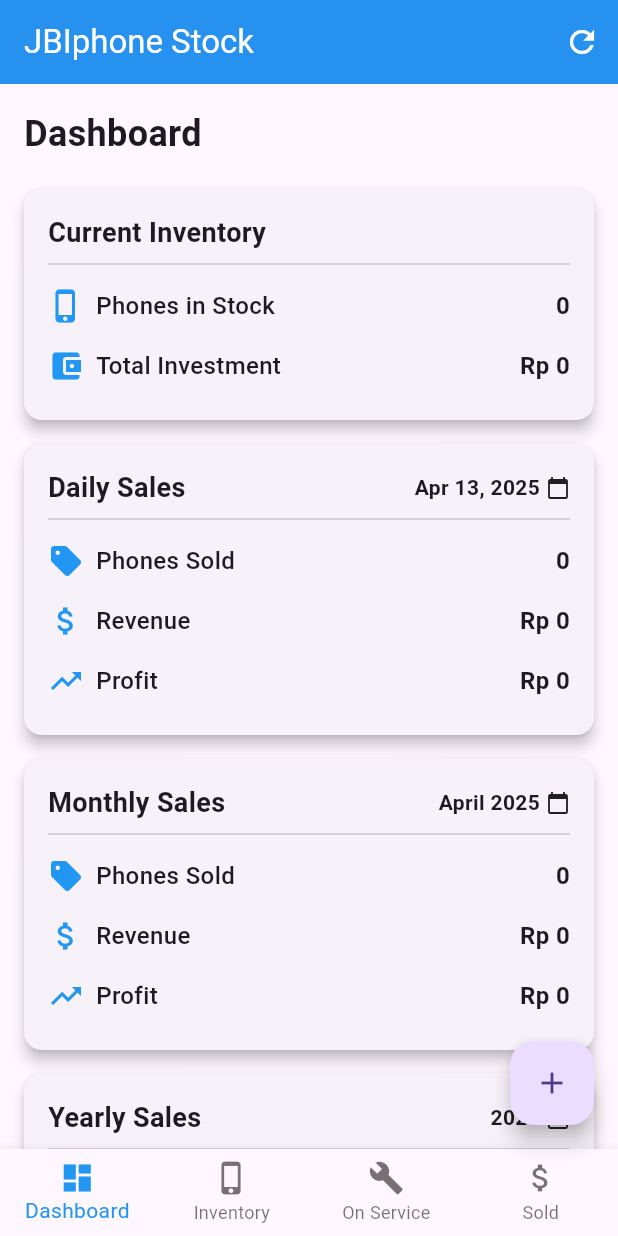
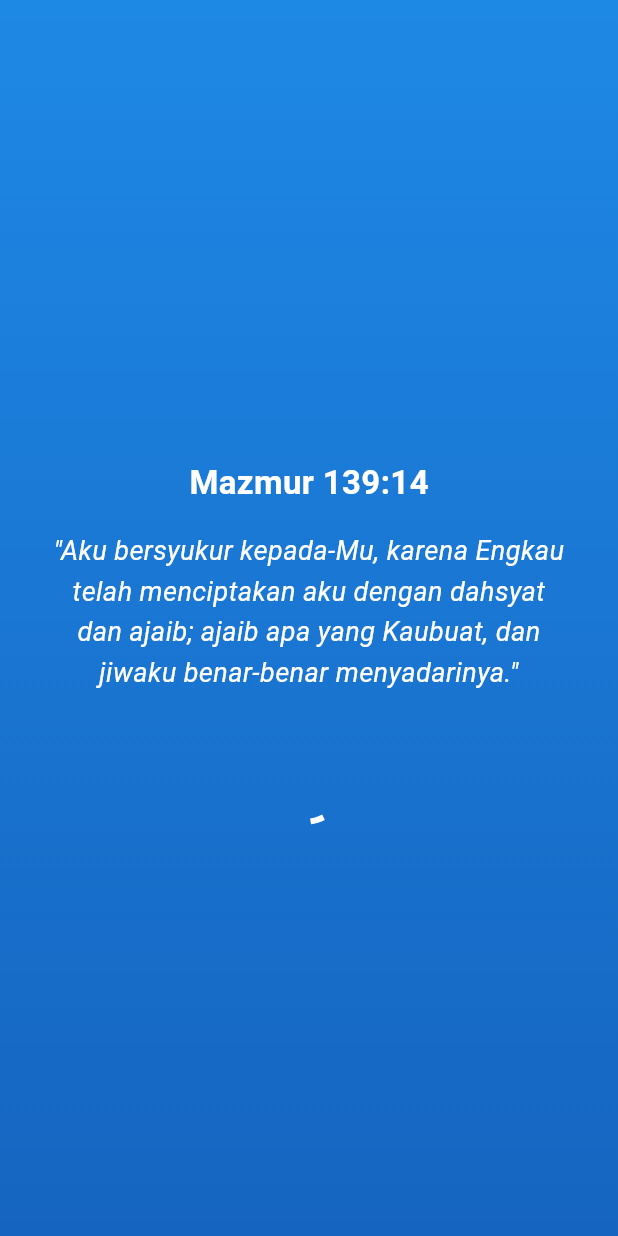
Before and after one commit to kurniawansivan/jbiphone-stock, a Flutter app: the screen it shows after launch, on a phone screen of 412 x 824 dp. Run offline on Flutter 3.47's test engine with Material 2 defaults, Android fonts, the phone set to English and light mode, and no system bars; our stand-ins replace sqflite; accounts and stored records are empty.

Commit message:
Feat: Splash Screen

```diff
--- a/lib/main.dart
+++ b/lib/main.dart
@@ -2,7 +2,7 @@
 import 'package:provider/provider.dart';
 import 'providers/phone_provider.dart';
 import 'providers/stats_provider.dart';
-import 'screens/home_screen.dart';
+import 'screens/splash_screen.dart'; // Changed to import splash screen
 
 void main() {
   runApp(const MyApp());
@@ -35,7 +35,7 @@
             ),
           ),
         ),
-        home: const HomeScreen(),
+        home: const SplashScreen(), // Changed to start with splash screen
         debugShowCheckedModeBanner: false,
       ),
     );
--- /dev/null
+++ b/lib/screens/splash_screen.dart
@@ -0,0 +1,85 @@
+import 'dart:async';
+import 'package:flutter/material.dart';
+import 'home_screen.dart';
+
+class SplashScreen extends StatefulWidget {
+  const SplashScreen({super.key});
+
+  @override
+  State<SplashScreen> createState() => _SplashScreenState();
+}
+
+class _SplashScreenState extends State<SplashScreen> {
+  @override
+  void initState() {
+    super.initState();
+
+    // Set timer to navigate to HomeScreen after 3 seconds
+    Timer(const Duration(seconds: 10), () {
+      Navigator.pushReplacement(
+        context,
+        MaterialPageRoute(builder: (context) => const HomeScreen()),
+      );
+    });
+  }
+
+  @override
+  Widget build(BuildContext context) {
+    return Scaffold(
+      body: Container(
+        width: double.infinity,
+        height: double.infinity,
+        decoration: const BoxDecoration(
+          // Optional: Add a nice gradient background
+          gradient: LinearGradient(
+            begin: Alignment.topCenter,
+            end: Alignment.bottomCenter,
+            colors: [Color(0xFF1E88E5), Color(0xFF1565C0)],
+          ),
+        ),
+        child: Center(
+          child: Padding(
+            padding: const EdgeInsets.all(32.0),
+            child: Column(
+              mainAxisAlignment: MainAxisAlignment.center,
+              children: [
+                // App name or logo could go here
+                const SizedBox(height: 30),
+
+                // Bible verse
+                const Text(
+                  'Mazmur 139:14',
+                  style: TextStyle(
+                    fontSize: 22.0,
+                    fontWeight: FontWeight.bold,
+                    color: Colors.white,
+                  ),
+                ),
+                const SizedBox(height: 16),
+
+                // Bible verse content
+                const Text(
+                  '"Aku bersyukur kepada-Mu, karena Engkau telah menciptakan aku dengan dahsyat dan ajaib; ajaib apa yang Kaubuat, dan jiwaku benar-benar menyadarinya."',
+                  textAlign: TextAlign.center,
+                  style: TextStyle(
+                    fontSize: 18.0,
+                    fontStyle: FontStyle.italic,
+                    color: Colors.white,
+                    height: 1.5,
+                  ),
+                ),
+
+                const SizedBox(height: 50),
+
+                // Loading indicator
+                const CircularProgressIndicator(
+                  valueColor: AlwaysStoppedAnimation<Color>(Colors.white),
+                )
+              ],
+            ),
+          ),
+        ),
+      ),
+    );
+  }
+}
```
